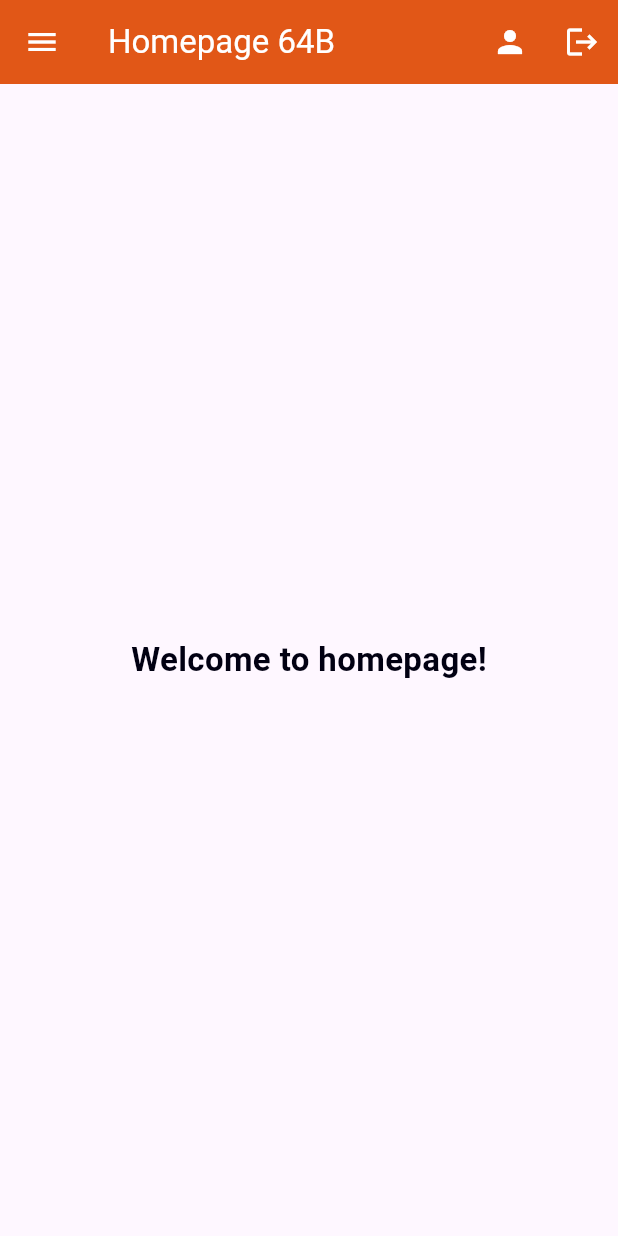
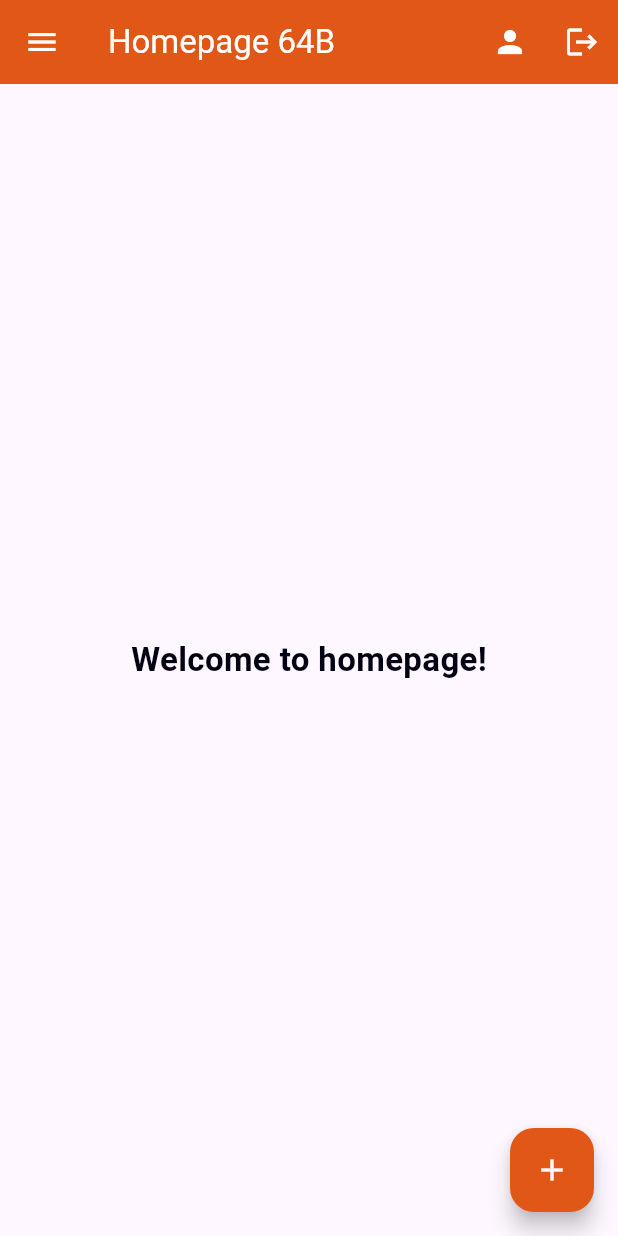
Before and after one commit to itsAMd22/FlutterClassWork, a Flutter app: the screen it shows after launch, on a phone screen of 412 x 824 dp. Run offline on Flutter 3.47's test engine with Material 3 defaults, Android fonts, the phone set to English and light mode, and no system bars; our stand-ins replace material_ui.

Commit message:
Initial commit

```diff
--- a/project_2/lib/home_page.dart
+++ b/project_2/lib/home_page.dart
@@ -61,6 +61,8 @@ class Homepage extends StatelessWidget {
         ),
       ),
       // endDrawer: Drawer(),
+
+
       body: Center(
         child: Text(
           "Welcome to homepage!",
@@ -71,6 +73,14 @@ class Homepage extends StatelessWidget {
           ),
         ),
       ),
+
+      floatingActionButton: FloatingActionButton(
+        onPressed: (){},
+        backgroundColor: const Color.fromARGB(255, 225, 87, 23),
+        foregroundColor: Colors.white,
+        tooltip: "Add",
+        child: Icon(Icons.add),
+      ),
     );
   }
 }
```
Also changed, not shown: project_2/analysis_options.yaml (+9 -0 lines), project_2/pubspec.lock.
